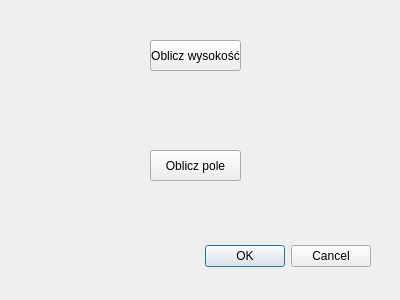
Above: projekt_2/projekt_2_dialog_base.ui from Em2510/projekt_2 before the change. Below: the same form after it.
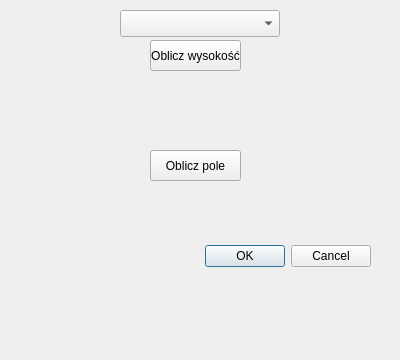
That is the form after the change. Custom widgets are drawn as their Qt base class.

Patch:
```diff
--- a/projekt_2/projekt_2_dialog_base.ui
+++ b/projekt_2/projekt_2_dialog_base.ui
@@ -7,7 +7,7 @@
     <x>0</x>
     <y>0</y>
     <width>400</width>
-    <height>300</height>
+    <height>360</height>
    </rect>
   </property>
   <property name="windowTitle">
@@ -81,7 +81,24 @@
     <string/>
    </property>
   </widget>
+  <widget class="QgsMapLayerComboBox" name="mMapLayerComboBox_warstwa">
+   <property name="geometry">
+    <rect>
+     <x>120</x>
+     <y>10</y>
+     <width>160</width>
+     <height>27</height>
+    </rect>
+   </property>
+  </widget>
  </widget>
+ <customwidgets>
+  <customwidget>
+   <class>QgsMapLayerComboBox</class>
+   <extends>QComboBox</extends>
+   <header>qgsmaplayercombobox.h</header>
+  </customwidget>
+ </customwidgets>
  <resources/>
  <connections>
   <connection>
```
